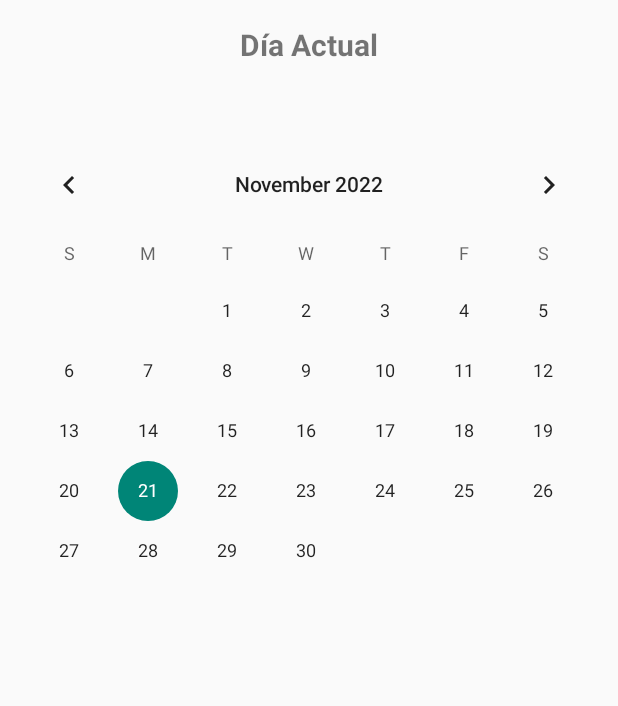
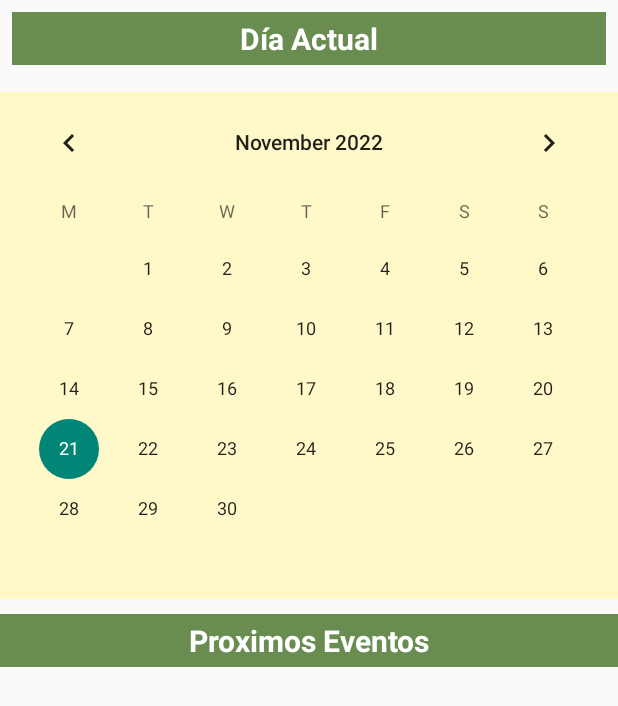
Before and after one commit to VarEros/TasKitty, an Android app: the layout fragment_calendar.xml on its own in the app's theme, with its tools: preview values and no code run, on a phone screen of 412 x 824 dp. Shown: the top 706 px of the screen. Run offline under Robolectric (Android 15) with nearby library versions, the phone set to English and light mode, and no system bars.

Commit message:
correcciones en el calendario {bug no se muestra}

```diff
--- a/app/src/main/java/ni/edu/uca/taskitty/HomeFragment.kt
+++ b/app/src/main/java/ni/edu/uca/taskitty/HomeFragment.kt
@@ -1,5 +1,4 @@
 package ni.edu.uca.taskitty
-
 import android.os.Bundle
 import android.view.LayoutInflater
 import android.view.View
@@ -51,6 +50,9 @@ class HomeFragment : Fragment() {
             btnAllNotes.setOnClickListener {
                 findNavController().navigate(R.id.notesListFragment)
             }
+            btnCalendar.setOnClickListener{
+                findNavController().navigate(R.id.calendarFragment)
+            }
         }
 
         establecerEventAdapter()
--- a/app/src/main/res/layout/fragment_calendar.xml
+++ b/app/src/main/res/layout/fragment_calendar.xml
@@ -3,21 +3,24 @@
     xmlns:tools="http://schemas.android.com/tools"
     android:layout_width="match_parent"
     android:layout_height="match_parent"
-    tools:context=".calendarFragment">
-
+    tools:context=".CalendarFragment">
 
     <TextView
         android:id="@+id/idTVDate"
-        android:layout_width="match_parent"
+        android:layout_width="403dp"
         android:layout_height="wrap_content"
-        android:layout_margin="8dp"
+        android:layout_marginStart="8dp"
+        android:layout_marginTop="8dp"
+        android:layout_marginEnd="8dp"
+        android:layout_marginBottom="8dp"
+        android:background="#698c50"
         android:gravity="center"
-        android:padding="8dp"
+        android:padding="4dp"
         android:text="Día Actual"
         android:textAlignment="center"
-        android:textColorHighlight="@color/black"
+        android:textColor="@color/white"
         android:textSize="20sp"
-        android:textStyle="bold"/>
+        android:textStyle="bold" />
 
     <!--Añade el calendar view-->
     <CalendarView
@@ -25,9 +28,30 @@
         android:layout_width="match_parent"
         android:layout_height="wrap_content"
         android:layout_below="@+id/idTVDate"
-        android:layout_marginTop="30dp"
-        />
+        android:layout_marginTop="10dp"
+        android:background="@color/back_yellow"
+        android:firstDayOfWeek="2"
+        android:transitionGroup="false" />
 
+    <TextView
+        android:id="@+id/tittle"
+        android:layout_width="match_parent"
+        android:layout_height="wrap_content"
+        android:layout_below="@id/calendarView"
+        android:padding="4dp"
+        android:text="Proximos Eventos"
+        android:layout_marginTop="10dp"
+        android:textAlignment="center"
+        android:textColor="@color/white"
+        android:textSize="20sp"
+        android:textStyle="bold"
+        android:background="#698c50"/>
+
+    <androidx.recyclerview.widget.RecyclerView
+        android:layout_width="match_parent"
+        android:layout_height="wrap_content"
+        android:layout_marginTop="20dp"
+        android:layout_below="@id/tittle"/>
 
 
 </RelativeLayout>
--- a/app/src/main/res/navigation/nav_graph.xml
+++ b/app/src/main/res/navigation/nav_graph.xml
@@ -63,7 +63,7 @@
         tools:layout="@layout/fragment_charity_list" />
     <fragment
         android:id="@+id/calendarFragment"
-        android:name="ni.edu.uca.taskitty.calendarFragment"
+        android:name="ni.edu.uca.taskitty.CalendarFragment"
         android:label="fragment_calendar"
         tools:layout="@layout/fragment_calendar" />
 </navigation>
```
Also changed, not shown: app/src/main/java/ni/edu/uca/taskitty/CalendarFragment.kt (added, +40 -0 lines), app/src/main/java/ni/edu/uca/taskitty/calendarFragment.kt (deleted, +0 -39 lines), app/src/main/res/layout/fragment_home.xml (+11 -2 lines).
